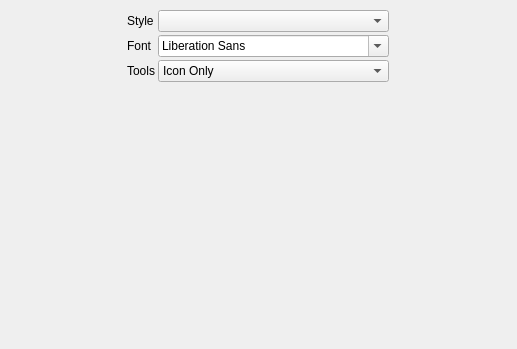
Above: src/duqf-widgets/appearancesettingswidget.ui from RxLaboratory/DuME before the change. Below: the same form after it.
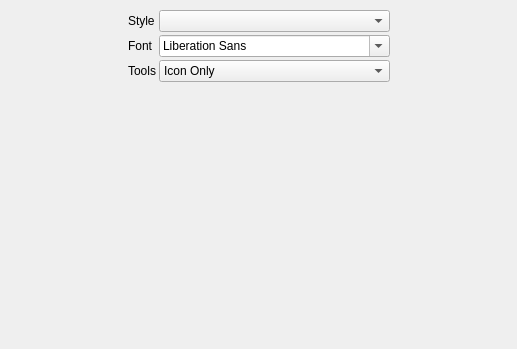
That is the form after the change.

The edit to the form file:
```diff
--- a/src/duqf-widgets/appearancesettingswidget.ui
+++ b/src/duqf-widgets/appearancesettingswidget.ui
@@ -13,7 +13,7 @@
   <property name="windowTitle">
    <string>Form</string>
   </property>
-  <layout class="QHBoxLayout" name="horizontalLayout">
+  <layout class="QHBoxLayout" name="horizontalLayout" stretch="25,50,25">
    <property name="spacing">
     <number>0</number>
    </property>
@@ -44,8 +44,11 @@
    </item>
    <item>
     <layout class="QFormLayout" name="formLayout">
+     <property name="fieldGrowthPolicy">
+      <enum>QFormLayout::AllNonFixedFieldsGrow</enum>
+     </property>
      <property name="formAlignment">
-      <set>Qt::AlignHCenter|Qt::AlignTop</set>
+      <set>Qt::AlignJustify|Qt::AlignTop</set>
      </property>
      <property name="horizontalSpacing">
       <number>3</number>
@@ -61,7 +64,14 @@
       </widget>
      </item>
      <item row="0" column="1">
-      <widget class="QComboBox" name="styleComboBox"/>
+      <widget class="QComboBox" name="styleComboBox">
+       <property name="sizePolicy">
+        <sizepolicy hsizetype="Expanding" vsizetype="Fixed">
+         <horstretch>0</horstretch>
+         <verstretch>0</verstretch>
+        </sizepolicy>
+       </property>
+      </widget>
      </item>
      <item row="2" column="0">
       <widget class="QLabel" name="label_2">
@@ -72,6 +82,12 @@
      </item>
      <item row="2" column="1">
       <widget class="QComboBox" name="toolsComboBox">
+       <property name="sizePolicy">
+        <sizepolicy hsizetype="Expanding" vsizetype="Fixed">
+         <horstretch>0</horstretch>
+         <verstretch>0</verstretch>
+        </sizepolicy>
+       </property>
        <item>
         <property name="text">
          <string>Icon Only</string>
@@ -102,7 +118,14 @@
       </widget>
      </item>
      <item row="1" column="1">
-      <widget class="QFontComboBox" name="fontComboBox"/>
+      <widget class="QFontComboBox" name="fontComboBox">
+       <property name="sizePolicy">
+        <sizepolicy hsizetype="Expanding" vsizetype="Fixed">
+         <horstretch>0</horstretch>
+         <verstretch>0</verstretch>
+        </sizepolicy>
+       </property>
+      </widget>
      </item>
     </layout>
    </item>
```
